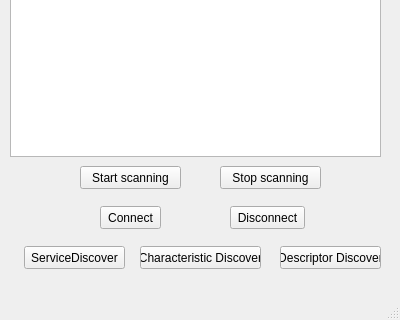
This is sensornode_gui.ui in tkrahn108/SensorNode as Qt 5 draws it before an edit; both pictures show x 0 to 400 and y 301 to 621 of the 400 by 621 pixel window. The edited form follows.
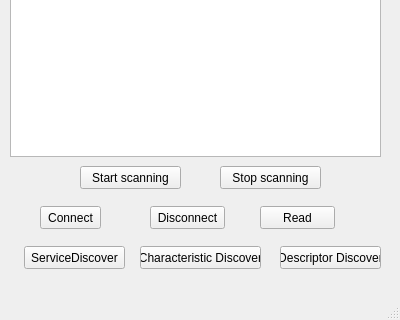
This is the edited form.

Diff of the .ui file:
```diff
--- a/sensornode_gui.ui
+++ b/sensornode_gui.ui
@@ -53,7 +53,7 @@
    <widget class="QPushButton" name="pushButtonConnect">
     <property name="geometry">
      <rect>
-      <x>100</x>
+      <x>40</x>
       <y>490</y>
       <width>61</width>
       <height>23</height>
@@ -66,7 +66,7 @@
    <widget class="QPushButton" name="pushButtonDisconnect">
     <property name="geometry">
      <rect>
-      <x>230</x>
+      <x>150</x>
       <y>490</y>
       <width>75</width>
       <height>23</height>
@@ -125,6 +125,19 @@
      <string>Descriptor Discover</string>
     </property>
    </widget>
+   <widget class="QPushButton" name="pushButtonRead">
+    <property name="geometry">
+     <rect>
+      <x>260</x>
+      <y>490</y>
+      <width>75</width>
+      <height>23</height>
+     </rect>
+    </property>
+    <property name="text">
+     <string>Read</string>
+    </property>
+   </widget>
   </widget>
   <widget class="QMenuBar" name="menuBar">
    <property name="geometry">
```
